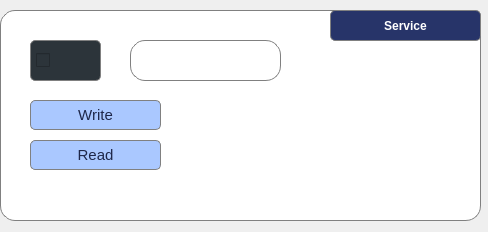
First picture: the form in serviceSettingsWidget.ui, repository EdwinFairchild/BLE-PyDex, before the edit.
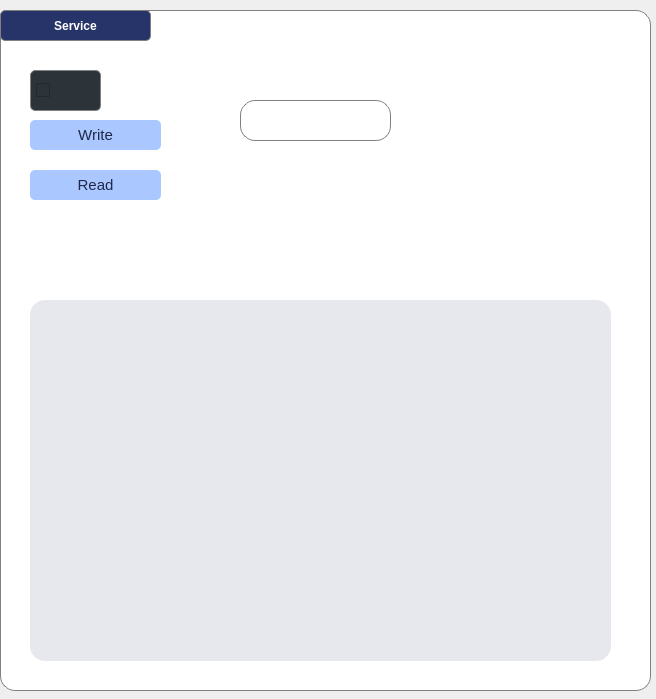
Second picture: the form after the edit. Custom widgets are drawn as their Qt base class.

Commit message: add char to service

What changed in the file:
```diff
--- a/serviceSettingsWidget.ui
+++ b/serviceSettingsWidget.ui
@@ -6,8 +6,8 @@
    <rect>
     <x>0</x>
     <y>0</y>
-    <width>488</width>
-    <height>232</height>
+    <width>656</width>
+    <height>699</height>
    </rect>
   </property>
   <property name="windowTitle">
@@ -21,8 +21,8 @@
     <rect>
      <x>0</x>
      <y>10</y>
-     <width>481</width>
-     <height>211</height>
+     <width>651</width>
+     <height>681</height>
     </rect>
    </property>
    <property name="minimumSize">
@@ -40,7 +40,7 @@
     <property name="geometry">
      <rect>
       <x>30</x>
-      <y>90</y>
+      <y>110</y>
       <width>131</width>
       <height>30</height>
      </rect>
@@ -61,6 +61,7 @@
 text-align: center;
 padding-left: 0px;
 border-radius:5px;
+border: 0px solid gray;
 background-color: rgb(170,200,255);
 color: rgb(30, 39, 73);
 
@@ -90,7 +91,7 @@
     <property name="geometry">
      <rect>
       <x>30</x>
-      <y>130</y>
+      <y>160</y>
       <width>131</width>
       <height>30</height>
      </rect>
@@ -112,6 +113,7 @@
 padding-left: 0px;
 border-radius:5px;
 background-color: rgb(170,200,255);
+border: 0px solid gray;
 color: rgb(30, 39, 73);
 
 }
@@ -140,7 +142,7 @@
     <property name="geometry">
      <rect>
       <x>30</x>
-      <y>30</y>
+      <y>60</y>
       <width>71</width>
       <height>41</height>
      </rect>
@@ -177,8 +179,8 @@
    <widget class="QLabel" name="label_9">
     <property name="geometry">
      <rect>
-      <x>130</x>
-      <y>30</y>
+      <x>240</x>
+      <y>90</y>
       <width>151</width>
       <height>41</height>
      </rect>
@@ -198,7 +200,7 @@
    <widget class="QLabel" name="label">
     <property name="geometry">
      <rect>
-      <x>330</x>
+      <x>0</x>
       <y>0</y>
       <width>151</width>
       <height>31</height>
@@ -224,6 +226,48 @@
      <set>Qt::AlignCenter</set>
     </property>
    </widget>
+   <widget class="QFrame" name="frame">
+    <property name="geometry">
+     <rect>
+      <x>30</x>
+      <y>290</y>
+      <width>581</width>
+      <height>361</height>
+     </rect>
+    </property>
+    <property name="styleSheet">
+     <string notr="true">background-color: rgb(231,232,237);
+border: 0px solid gray;</string>
+    </property>
+    <property name="frameShape">
+     <enum>QFrame::StyledPanel</enum>
+    </property>
+    <property name="frameShadow">
+     <enum>QFrame::Raised</enum>
+    </property>
+    <layout class="QHBoxLayout" name="horizontalLayout">
+     <item>
+      <widget class="QScrollArea" name="serviceScrollArea">
+       <property name="styleSheet">
+        <string notr="true"/>
+       </property>
+       <property name="widgetResizable">
+        <bool>true</bool>
+       </property>
+       <widget class="QWidget" name="scrollAreaWidgetContents">
+        <property name="geometry">
+         <rect>
+          <x>0</x>
+          <y>0</y>
+          <width>559</width>
+          <height>339</height>
+         </rect>
+        </property>
+       </widget>
+      </widget>
+     </item>
+    </layout>
+   </widget>
   </widget>
  </widget>
  <customwidgets>
```
The commit also changes 5 other files.
